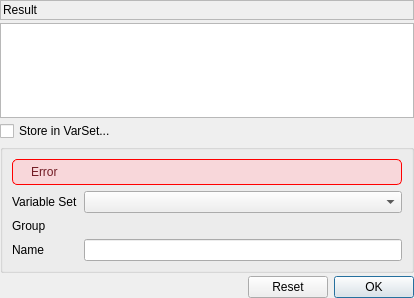
Before: the Qt Designer form src/Gui/Dialogs/DlgExpressionInput.ui in southseact-3d/fcd, drawn with Qt 5.
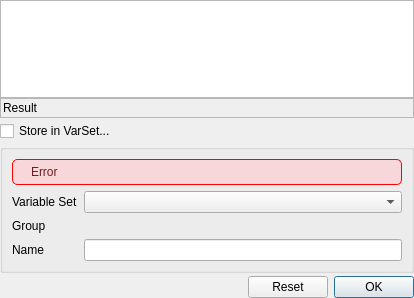
After: the same form once the commit is applied. Custom widgets are drawn as their Qt base class.

Commit message: Core: Move 'Result' message below 'Expression' input

```diff
--- a/src/Gui/Dialogs/DlgExpressionInput.ui
+++ b/src/Gui/Dialogs/DlgExpressionInput.ui
@@ -45,6 +45,26 @@
        <property name="margin" stdset="0">
         <number>0</number>
        </property>
+       <item>
+        <layout class="QHBoxLayout" name="horizontalLayout_5">
+         <item>
+          <widget class="Gui::ExpressionTextEdit" name="expression">
+           <property name="sizePolicy">
+            <sizepolicy hsizetype="Ignored" vsizetype="MinimumExpanding">
+             <horstretch>0</horstretch>
+             <verstretch>0</verstretch>
+            </sizepolicy>
+           </property>
+           <property name="minimumSize">
+            <size>
+             <width>10</width>
+             <height>10</height>
+            </size>
+           </property>
+          </widget>
+         </item>
+        </layout>
+       </item>
        <item>
         <widget class="QFrame" name="ctrlArea">
          <property name="sizePolicy">
@@ -155,26 +175,6 @@
      </item>
     </layout>
    </item>
-   <item>
-    <layout class="QHBoxLayout" name="horizontalLayout_5">
-     <item>
-      <widget class="Gui::ExpressionTextEdit" name="expression">
-       <property name="sizePolicy">
-        <sizepolicy hsizetype="Ignored" vsizetype="MinimumExpanding">
-         <horstretch>0</horstretch>
-         <verstretch>0</verstretch>
-        </sizepolicy>
-       </property>
-       <property name="minimumSize">
-        <size>
-         <width>10</width>
-         <height>10</height>
-        </size>
-       </property>
-      </widget>
-     </item>
-    </layout>
-   </item>
    <item>
     <layout class="QHBoxLayout" name="horizontalLayout_3">
      <item>
```
